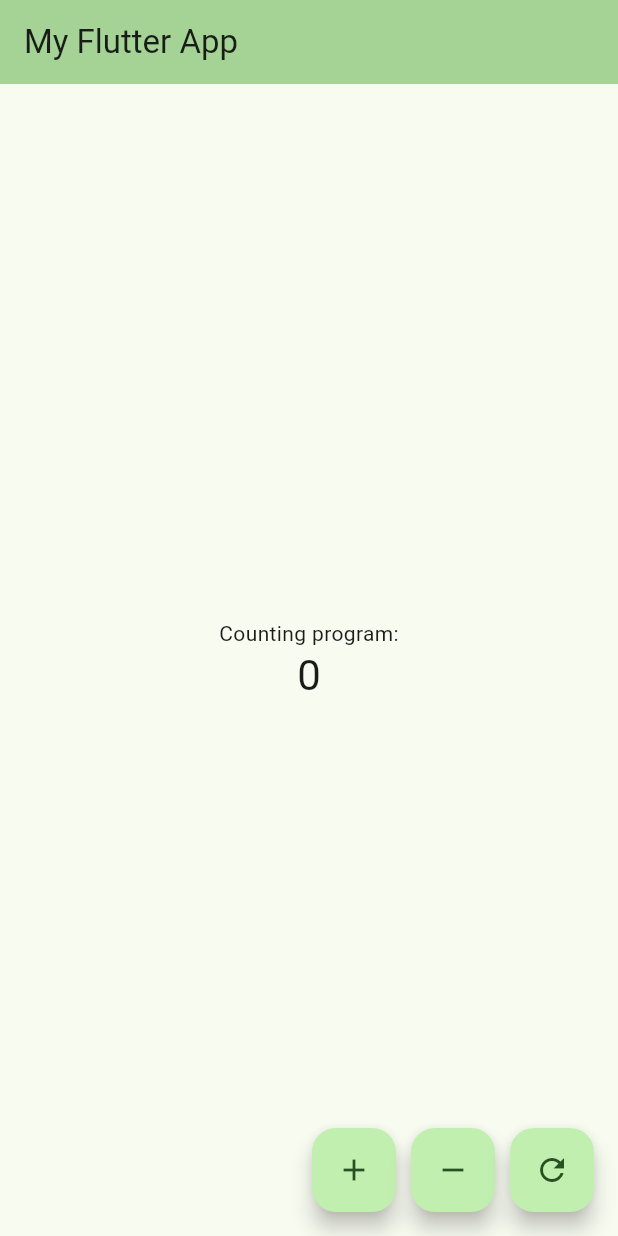
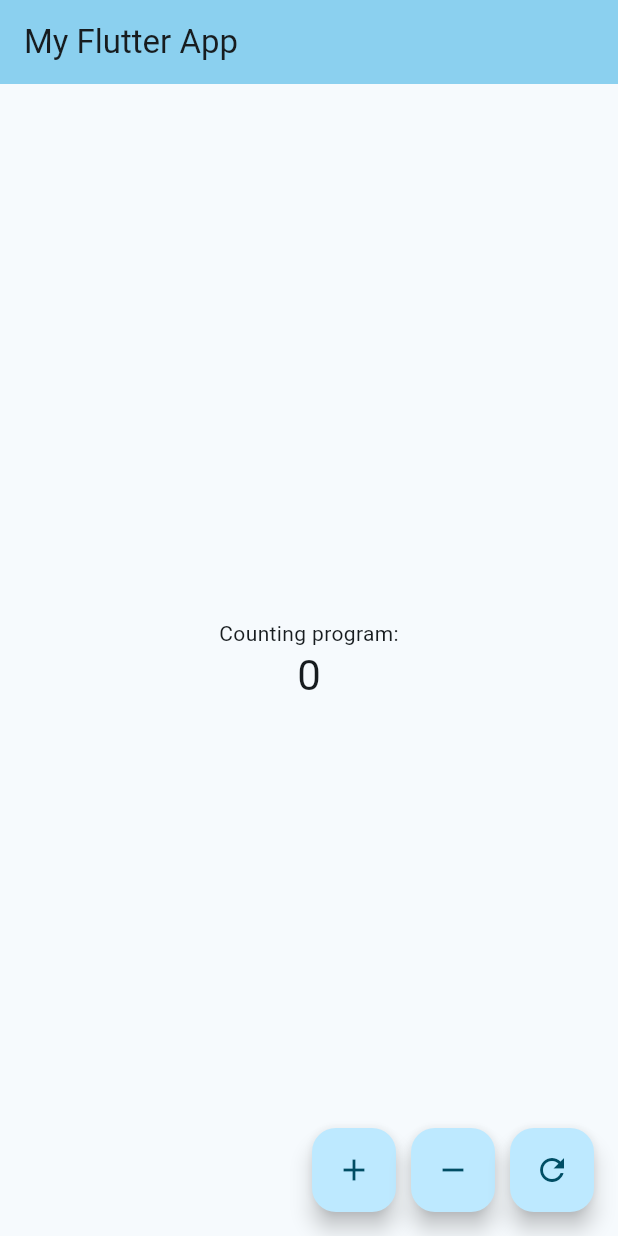
Before and after one commit to niyomugaboetiene/mobile-app.2.0, a Flutter app: the screen it shows after launch, on a phone screen of 412 x 824 dp. Run offline on Flutter 3.47's test engine with Material 3 defaults, Android fonts, the phone set to English and light mode, and no system bars.

```diff
--- a/lib/main.dart
+++ b/lib/main.dart
@@ -13,7 +13,7 @@ class MyApp extends StatelessWidget {
       title: 'My Flutter App',
       theme: ThemeData(
         colorScheme: ColorScheme.fromSeed(
-          seedColor: Color.fromARGB(255, 45, 255, 22),
+          seedColor: const Color.fromARGB(255, 6, 166, 211),
         ),
         useMaterial3: true,
       ),
```
